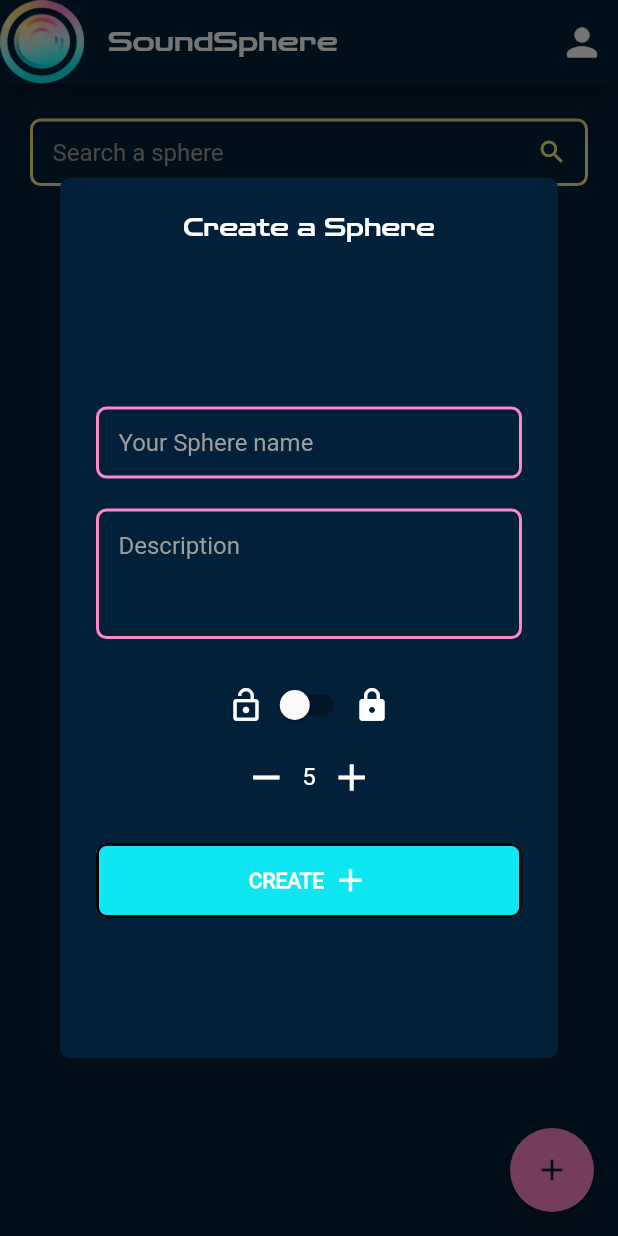
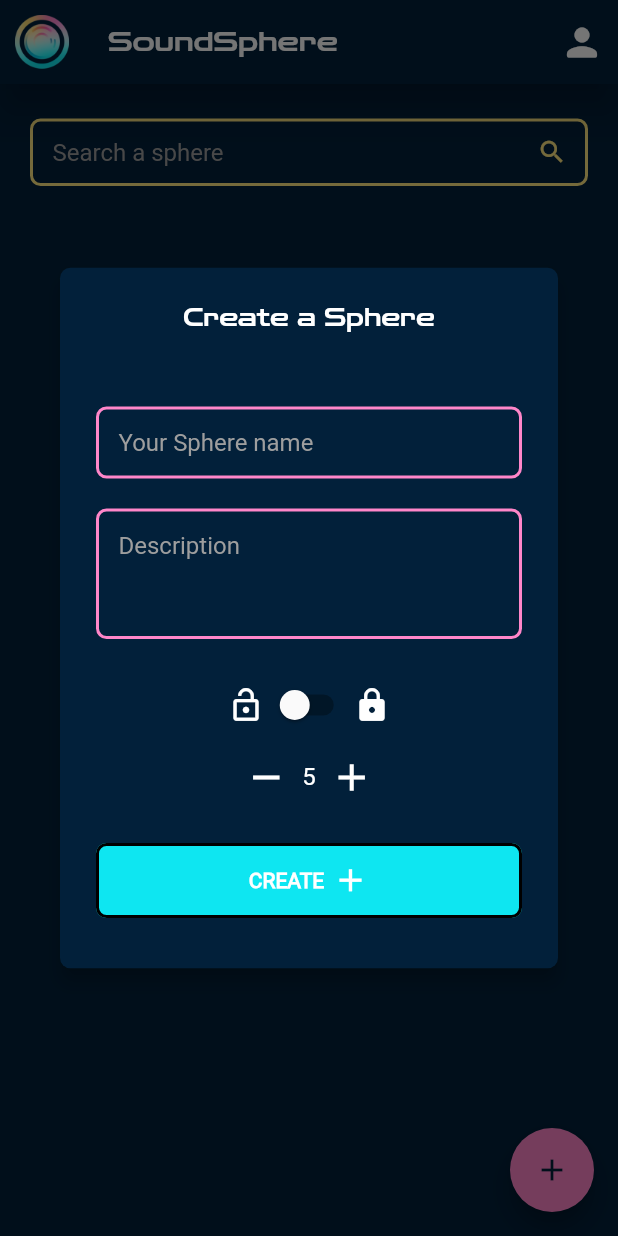
Before and after one commit to Ri087/SoundSphere, a Flutter app: the Home screen opened directly, after a tap on the "add" icon, on a phone screen of 412 x 824 dp. Run offline on Flutter 3.47's test engine with Material 2 defaults, Android fonts, the phone set to English and light mode, and no system bars; our stand-ins replace audioplayers, cloud_firestore, device_info_plus, firebase_auth, firebase_core, fluttertoast; accounts and stored records are empty.

Commit message:
:bug: fix render home
- open the keyboard doesn't cause an overflow

```diff
--- a/lib/models/user.dart
+++ b/lib/models/user.dart
@@ -42,7 +42,6 @@ class User {
       final user = User(uid: userCredential.uid, email: email, displayName: userCredential.displayName!);
       return user;
     } on FirebaseAuthException {
-      // Erreur si utilisateur non créé ou mot de passe incorect
       return false;
     }
   }
--- a/lib/screens/home.dart
+++ b/lib/screens/home.dart
@@ -13,18 +13,26 @@ class Home extends StatefulWidget {
   State<StatefulWidget> createState() => _Home();
 }
 
-class _Home extends State<Home> {
+class _Home extends State<Home> with WidgetsBindingObserver {
   late Future<List<Widget>> publicRoomWidgetList;
+  late double _widgetSize;
 
   @override
   void initState() {
     super.initState();
+    WidgetsBinding.instance.addObserver(this);
     if (FirebaseAuth.instance.currentUser == null) {
       WidgetsBinding.instance.addPostFrameCallback((_) => Navigator.push(
           context,
           MaterialPageRoute(builder: (context) => const LoginEmail())));
     }
     publicRoomWidgetList = Room.getPublicRoomWidgets(context);
+  }
+
+  @override
+  void dispose() {
+    WidgetsBinding.instance.removeObserver(this);
+    super.dispose();
   }
 
   void reloadData() {
@@ -49,11 +57,15 @@ class _Home extends State<Home> {
 
   @override
   Widget build(BuildContext context) {
+    _widgetSize = MediaQuery.of(context).size.height - AppBar().preferredSize.height - 180 - MediaQuery.of(context).viewInsets.bottom;
     return Scaffold(
       appBar: AppBar(
         elevation: 10,
         backgroundColor: const Color(0xFF02203A),
-        leading: Image.asset("assets/images/image_transparent_fit.png"),
+        leading: Padding(
+          padding: const EdgeInsets.all(10.0),
+          child: Image.asset("assets/images/image_transparent_fit.png"),
+        ),
         title: const Text("SoundSphere", style: TextStyle(fontFamily: 'ZenDots', fontSize: 18),),
         actions: [
           IconButton(
@@ -87,7 +99,11 @@ class _Home extends State<Home> {
                       borderRadius: const BorderRadius.only(topRight: Radius.circular(7)),
                       color: Colors.transparent,
                       child: IconButton(
-                          onPressed: () {},
+                          onPressed: () {
+                            setState(() {
+                              _widgetSize = MediaQuery.of(context).size.height - AppBar().preferredSize.height - 180 - MediaQuery.of(context).viewInsets.bottom;
+                            });
+                          },
                           icon: const Icon(Icons.search, color: Color(0xFFFFE681), size: 20)),
                     ),
                   ),
@@ -96,7 +112,9 @@ class _Home extends State<Home> {
             ),
             Padding(
               padding: const EdgeInsets.only(top: 8.0),
-              child: RefreshIndicator(
+              child: Column(
+                children: [
+                  RefreshIndicator(
                     triggerMode: RefreshIndicatorTriggerMode.anywhere,
                     backgroundColor: const Color(0xFF0EE6F1),
                     color: Colors.white,
@@ -126,7 +144,7 @@ class _Home extends State<Home> {
                           ];
                         }
                         return SizedBox(
-                        height: MediaQuery.of(context).size.height - AppBar().preferredSize.height - 180 - MediaQuery.of(context).viewInsets.bottom,
+                          height: _widgetSize,
                           child: Padding(
                             padding: const EdgeInsets.all(8.0),
                             child: ListView.builder(
@@ -140,6 +158,8 @@ class _Home extends State<Home> {
                       }
                     ),
                   ),
+                ],
+              ),
             )
           ],
         ),
--- a/lib/screens/login/register_page.dart
+++ b/lib/screens/login/register_page.dart
@@ -136,8 +136,7 @@ class _RegisterPassword extends State<RegisterPassword> {
                       if (passwordController.value == confirmPasswordController.value) {
                         User.register(emailController.text, passwordController.text);
                         ToastUtil.showSuccessToast(context, "Success: Account created !");
-                        Navigator.push(
-                            context, MaterialPageRoute(builder: (context) => const Home()));
+                        Navigator.pop(context);
                       } else {
                         ToastUtil.showErrorToast(context, "Error: Passwords don't match !");
                       }
--- a/lib/widgets/popup/popup_create_sphere.dart
+++ b/lib/widgets/popup/popup_create_sphere.dart
@@ -26,8 +26,7 @@ class _PopupCreateSphere extends State<PopupCreateSphere> {
       elevation: 5,
       title: const Center(child: Text("Create a Sphere", style: TextStyle(color: Colors.white, fontSize: 16, fontFamily: "ZenDots", height: 0,),)),
       content: SizedBox(
-        height: math.max(MediaQuery.of(context).size.height * 0.5, 500),
-        width: MediaQuery.of(context).size.width,
+        height: 380,
         child: Column(
           mainAxisAlignment: MainAxisAlignment.center,
           children: [
```
Lines whose indentation alone changed are shown as unchanged.
